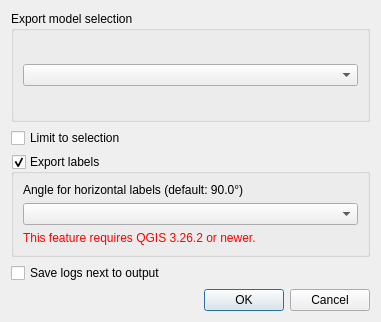
First picture: the form in plugin/teksi_wastewater/interlis/gui/interlis_export_settings_dialog.ui, repository wapaAdmin/tww2ag6496, before the edit.
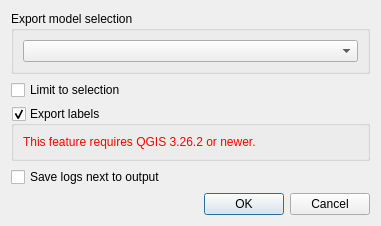
Second picture: the form after the edit.

The edit to the form file:
```diff
--- a/plugin/teksi_wastewater/interlis/gui/interlis_export_settings_dialog.ui
+++ b/plugin/teksi_wastewater/interlis/gui/interlis_export_settings_dialog.ui
@@ -7,7 +7,7 @@
     <x>0</x>
     <y>0</y>
     <width>381</width>
-    <height>322</height>
+    <height>175</height>
    </rect>
   </property>
   <property name="sizePolicy">
@@ -52,22 +52,6 @@
        <property name="checkable">
         <bool>true</bool>
        </property>
-       <layout class="QVBoxLayout" name="verticalLayout_4">
-        <item>
-         <widget class="QLabel" name="orientation_label">
-          <property name="text">
-           <string>Angle for horizontal labels (default: 90.0°)</string>
-          </property>
-         </widget>
-        </item>
-        <item>
-         <widget class="QComboBox" name="export_orientation_selection_comboBox">
-          <property name="toolTip">
-           <string>Angle for horizontal labels (default: 90.0°)</string>
-          </property>
-         </widget>
-        </item>
-        <item>
          <layout class="QVBoxLayout" name="verticalLayout_2">
           <item>
            <widget class="QLabel" name="labels_qgis_warning_label">
@@ -78,8 +62,6 @@
              <string>This feature requires QGIS 3.26.2 or newer.</string>
             </property>
            </widget>
-          </item>
-         </layout>
         </item>
        </layout>
       </widget>
```
Left out of the diff: 2 changed lines with no effect on the pictures. Lines whose indentation alone changed are shown as unchanged.
